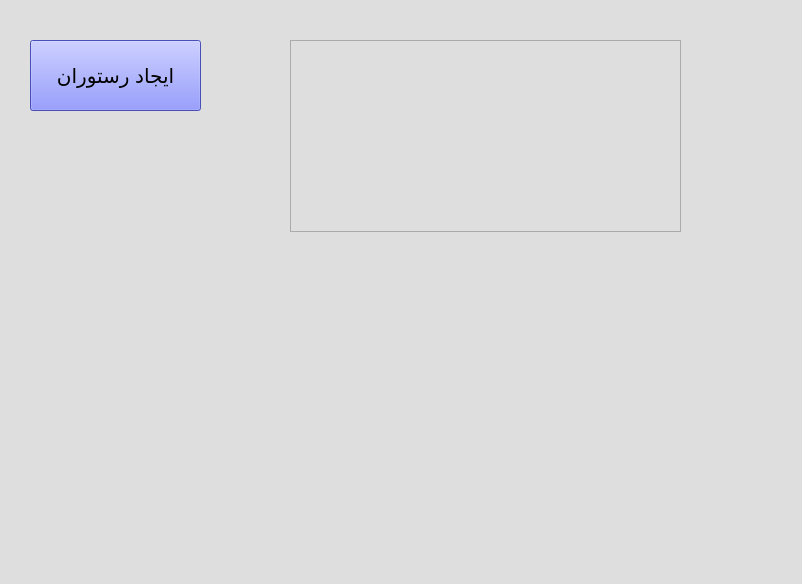
Qt form restaurantmanager.ui (oneta-t/PointerToPizza) before a commit.
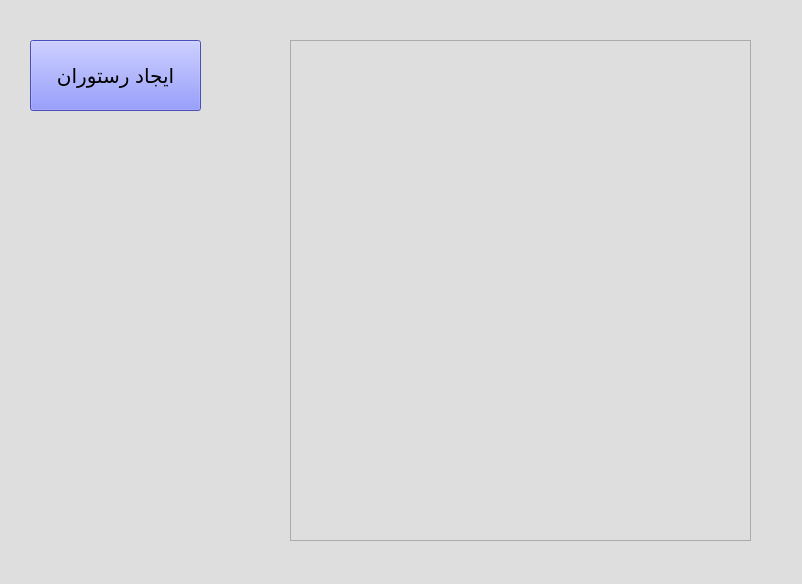
The same form after that commit.

```diff
--- a/restaurantmanager.ui
+++ b/restaurantmanager.ui
@@ -48,8 +48,8 @@
     <rect>
      <x>290</x>
      <y>40</y>
-     <width>391</width>
-     <height>192</height>
+     <width>461</width>
+     <height>501</height>
     </rect>
    </property>
   </widget>
```
